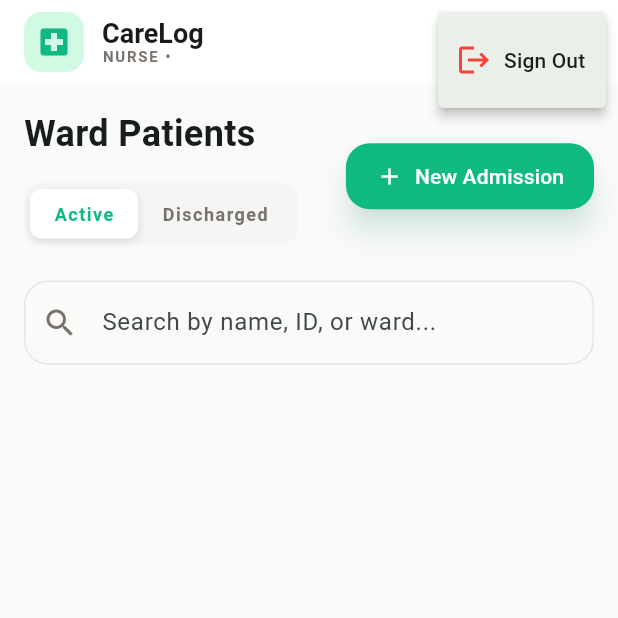
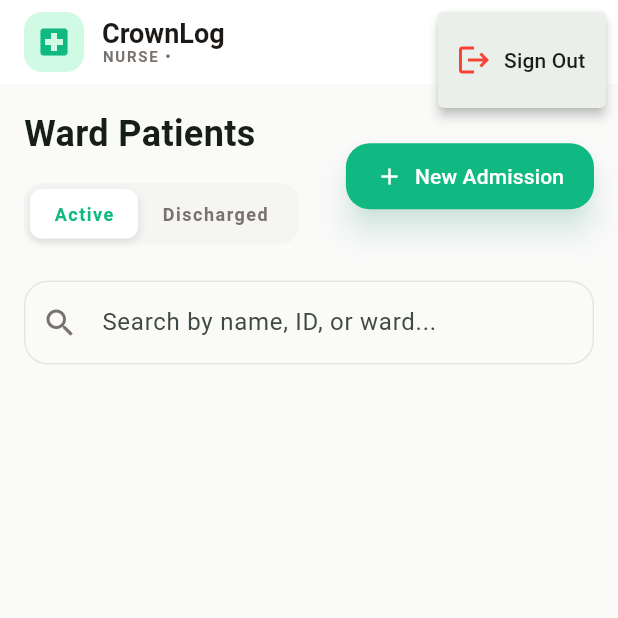
Before and after one commit to rianphlox/hospital-mgt, a Flutter app: the screen it shows once a user with an empty profile is signed in, after a tap on an icon or button, on a phone screen of 412 x 824 dp, the top half of it. Run offline on Flutter 3.47's test engine with Material 3 defaults, Android fonts, the phone set to English and light mode, and no system bars; our stand-ins replace cloud_firestore, firebase_auth, firebase_core, pdf, permission_handler; accounts and stored records are empty.

Commit message:
feat: Complete rebranding to CrownLog and fix debt forgiveness functionality
- Rename all references from CareLog to CrownLog across the project
- Update package name from carelog_flutter to crownlog_flutter
- Rebrand app name, titles, and PDF filenames to CrownLog
- Update README and documentation with new branding
- Fix debt forgiveness to properly calculate remaining balance
- Support both full and partial debt forgiveness
- Ensure outstanding balance updates correctly after forgiveness
- Enhanced test files to use new CrownLog branding

```diff
--- a/lib/main.dart
+++ b/lib/main.dart
@@ -10,11 +10,11 @@ import 'screens/dashboard_screen.dart';
 void main() async {
   WidgetsFlutterBinding.ensureInitialized();
   await FirebaseService.initialize();
-  runApp(const CareLogApp());
+  runApp(const CrownLogApp());
 }
 
-class CareLogApp extends StatelessWidget {
-  const CareLogApp({super.key});
+class CrownLogApp extends StatelessWidget {
+  const CrownLogApp({super.key});
 
   @override
   Widget build(BuildContext context) {
@@ -24,7 +24,7 @@ class CareLogApp extends StatelessWidget {
         ChangeNotifierProvider(create: (_) => DataProvider()),
       ],
       child: MaterialApp(
-        title: 'CareLog Hospital',
+        title: 'CrownLog Hospital',
         debugShowCheckedModeBanner: false,
         theme: ThemeData(
           primarySwatch: Colors.green,
--- a/lib/screens/dashboard_screen.dart
+++ b/lib/screens/dashboard_screen.dart
@@ -60,7 +60,7 @@ class _DashboardScreenState extends State<DashboardScreen> {
                   crossAxisAlignment: CrossAxisAlignment.start,
                   children: [
                     const Text(
-                      'CareLog',
+                      'CrownLog',
                       style: TextStyle(
                         fontSize: 18,
                         fontWeight: FontWeight.bold,
--- a/lib/screens/login_screen.dart
+++ b/lib/screens/login_screen.dart
@@ -155,7 +155,7 @@ class _LoginScreenState extends State<LoginScreen>
 
                             // Title
                             const Text(
-                              'CareLog',
+                              'CrownLog',
                               style: TextStyle(
                                 color: Colors.white,
                                 fontSize: 42,
--- a/lib/screens/splash_screen.dart
+++ b/lib/screens/splash_screen.dart
@@ -66,7 +66,7 @@ class _SplashScreenState extends State<SplashScreen>
             ),
             const SizedBox(height: 24),
             const Text(
-              'CareLog',
+              'CrownLog',
               style: TextStyle(
                 color: Colors.white,
                 fontSize: 32,
--- a/pubspec.yaml
+++ b/pubspec.yaml
@@ -1,5 +1,5 @@
-name: carelog_flutter
-description: "CareLog Hospital Management System - A comprehensive Flutter-based solution for healthcare facilities featuring patient management, treatment tracking, billing, and partial payment processing with Firebase integration."
+name: crownlog_flutter
+description: "CrownLog Hospital Management System - A comprehensive Flutter-based solution for healthcare facilities featuring patient management, treatment tracking, billing, and partial payment processing with Firebase integration."
 
 # Repository and homepage information
 homepage: https://github.com/rianphlox/hospital-mgt
```
Also changed, not shown: lib/services/data_service.dart (+10 -3 lines), 3 other files.
